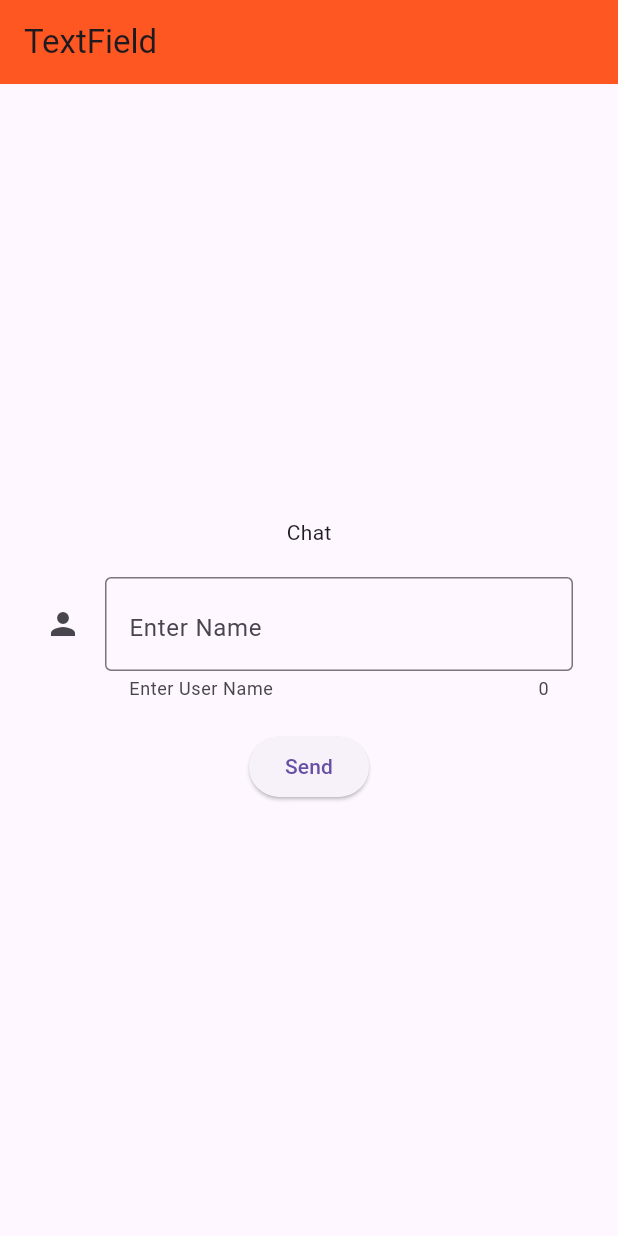
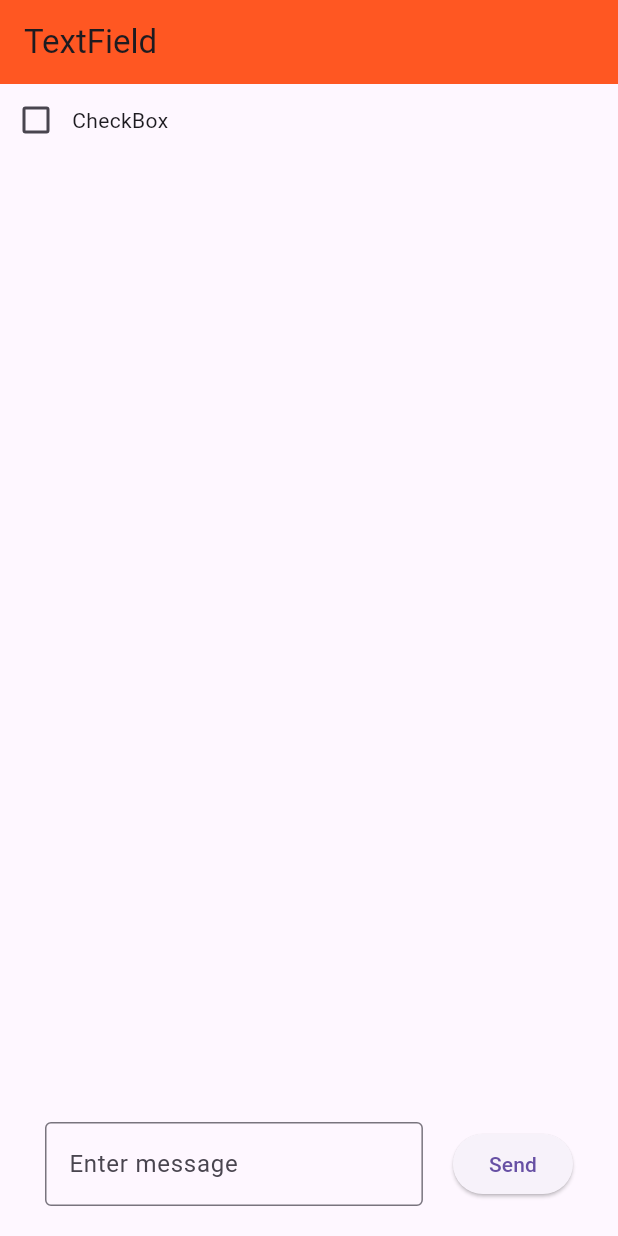
Before and after one commit to themayankprajapat/flutter_tutorial, a Flutter app: the screen it shows after launch, on a phone screen of 412 x 824 dp. Run offline on Flutter 3.47's test engine with Material 2 defaults, Android fonts, the phone set to English and light mode, and no system bars.

Commit message:
chatting demo and checkbox

```diff
--- a/lib/screens/textfield_screen.dart
+++ b/lib/screens/textfield_screen.dart
@@ -1,13 +1,25 @@
 import 'dart:developer';
 
 import 'package:flutter/material.dart';
-import 'package:flutter/services.dart';
-import 'package:flutter_tutorial/screens/stateful_screen.dart';
 
+class TextFieldScreen extends StatefulWidget {
+  const TextFieldScreen({super.key});
+
+  @override
+  State<TextFieldScreen> createState() => _TextFieldScreenState();
+}
+
+class _TextFieldScreenState extends State<TextFieldScreen> {
   final textController = TextEditingController();
 
-class TextFieldScreen extends StatelessWidget {
-  const TextFieldScreen({super.key});
+  List<Map<String, dynamic>> chats = [];
+  bool check = false;
+
+  @override
+  void dispose() {
+    textController.dispose();
+    super.dispose();
+  }
 
   @override
   Widget build(BuildContext context) {
@@ -18,20 +30,61 @@ class TextFieldScreen extends StatelessWidget {
           mainAxisSize: MainAxisSize.min,
           // mainAxisAlignment: MainAxisAlignment.spaceEvenly,
           children: [
-            const Text('Chat'),
+            Row(
+              children: [
+                Checkbox(
+                  value: check,
+                  onChanged: (val) {
+                    setState(() {
+                      check = !check;
+                    });
+                    log(val.toString(), name: 'checkbox value');
+                  },
+                ),
+                const Text('CheckBox')
+              ],
+            ),
+            Expanded(
+              child: ListView.builder(
+                itemCount: chats.length,
+                itemBuilder: (BuildContext context, int index) {
+                  return Card(
+                    margin: const EdgeInsets.all(10),
+                    color: Colors.blueAccent,
+                    child: Row(
+                      mainAxisAlignment: MainAxisAlignment.spaceAround,
+                      children: [
+                        Text(
+                          chats[index]['message'],
+                          style: const TextStyle(fontSize: 20),
+                        ),
+                        Text(
+                          chats[index]['time'],
+                          style: const TextStyle(fontSize: 20),
+                        ),
+                      ],
+                    ),
+                  );
+                },
+              ),
+            ),
+            // const Text('Chat'),
             Padding(
               padding: const EdgeInsets.symmetric(horizontal: 30, vertical: 20),
+              child: Row(
+                children: [
+                  Expanded(
                     child: TextField(
                       maxLines: null,
                       minLines: 1,
                       textInputAction: TextInputAction.send,
-                inputFormatters: [FilteringTextInputFormatter.digitsOnly],
-                decoration: InputDecoration(
-                    icon: const Icon(Icons.person),
+                      // inputFormatters: [FilteringTextInputFormatter.digitsOnly],
+                      decoration: const InputDecoration(
+                          // icon: const Icon(Icons.person),
                           // label: Text('User Name'),
                           // labelText: 'User Name',
-                    helperText: 'Enter User Name',
-                    hintText: 'Enter Name',
+                          // helperText: 'Enter User Name',
+                          hintText: 'Enter message',
                           // errorText: 'User Name is wrong',
                           // error: Row(
                           //   children: [Icon(Icons.info), Text('User Name is wrong')],
@@ -39,12 +92,12 @@ class TextFieldScreen extends StatelessWidget {
                           // isCollapsed: true,
                           // contentPadding: EdgeInsets.all(0),
                           // prefix: Icon(Icons.search),
-                    suffix: const Icon(Icons.search),
-                    counterText: textController.text.length.toString(),
+                          // suffix: const Icon(Icons.search),
+                          // counterText: textController.text.length.toString(),
                           // fillColor: Colors.orange,
                           // filled: true,
 
-                    border: const OutlineInputBorder()
+                          border: OutlineInputBorder()
                           // enabled: false,
                           ),
                       controller: textController,
@@ -53,34 +106,47 @@ class TextFieldScreen extends StatelessWidget {
                       // obscureText: true,
                       // readOnly: true,
                       onChanged: (value) {
-                  log(value, name: 'onChanged');
+                        // log(value, name: 'onChanged');
                       },
                       onEditingComplete: () {
-                  log(textController.text, name: 'onEditngComplete');
+                        // log(textController.text, name: 'onEditngComplete');
                       },
                       onSubmitted: (value) {
-                  log(value, name: 'onSubmitted');
+                        // log(value, name: 'onSubmitted');
                       },
                       onTap: () {
                         // log(textController.text);
                       },
                     ),
                   ),
+                  const SizedBox(width: 20),
                   ElevatedButton(
                     onPressed: () {
-                Navigator.push(
-                  context,
-                  MaterialPageRoute(
-                    builder: (context) => const StatefulScreen(),
-                  ),
-                );
-                log(textController.text);
+                      if (textController.text.isNotEmpty) {
+                        chats.add({
+                          "message": textController.text,
+                          'time': '${DateTime.now().second} sec'
+                        });
+                        // log(chats.toString());
+                        textController.clear();
+                        setState(() {});
+                      }
+                      // Navigator.push(
+                      //   context,
+                      //   MaterialPageRoute(
+                      //     builder: (context) => const StatefulScreen(),
+                      //   ),
+                      // );
+                      // log(textController.text);
                     },
                     child: const Text('Send'),
                   )
                 ],
               ),
             ),
+          ],
+        ),
+      ),
     );
   }
 }
```
Lines whose indentation alone changed are shown as unchanged.
